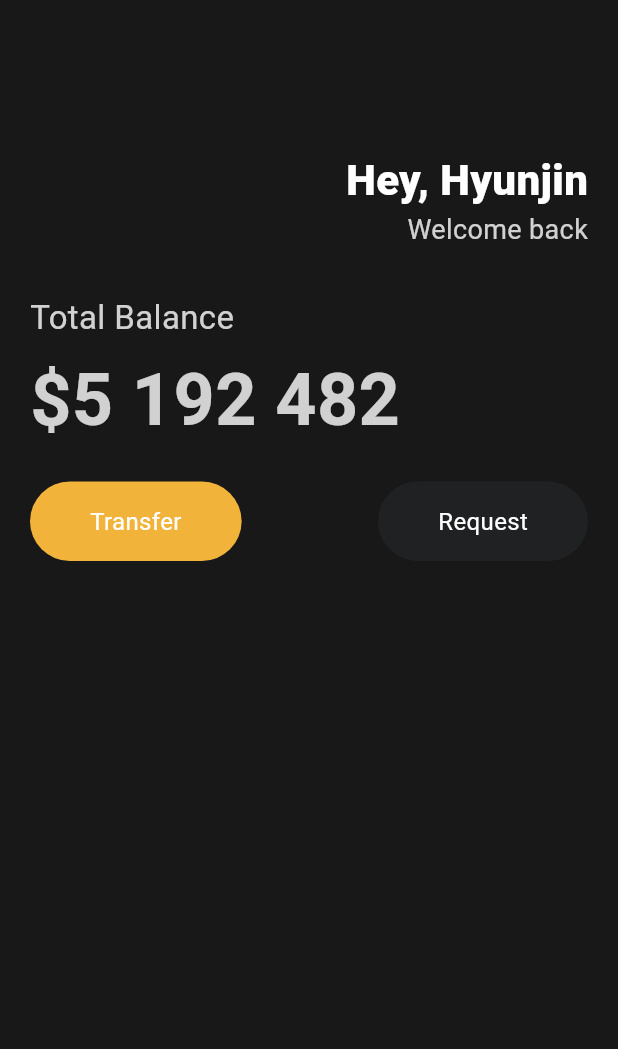
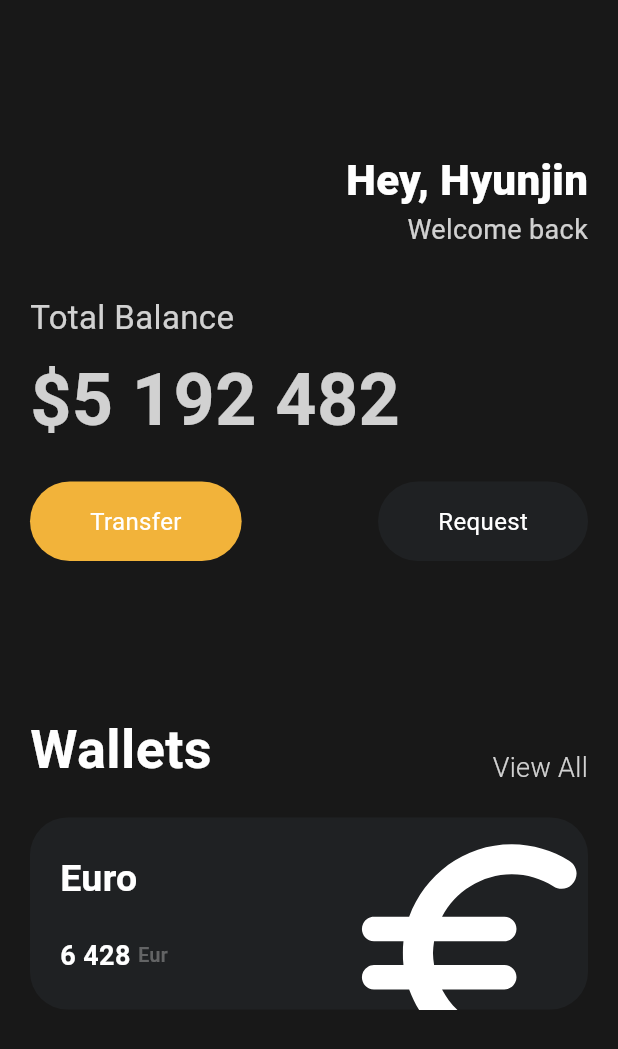
Before and after one commit to hulkcodeer/my_flutter_app, a Flutter app: the screen it shows after launch, on a phone screen of 412 x 824 dp. Shown: the top 1049 px of the screen. Run offline on Flutter 3.47's test engine with Material 3 defaults, Android fonts, the phone set to English and light mode, and no system bars.

Commit message:
:construction: 카드모양 컴포넌트 생성

```diff
--- a/lib/main.dart
+++ b/lib/main.dart
@@ -83,7 +83,103 @@ class App extends StatelessWidget {
                         bgColor: Color(0xFF1F2123),
                         textColor: Colors.white),
                   ],
-                )
+                ),
+                const SizedBox(
+                  height: 100,
+                ),
+                Row(
+                  mainAxisAlignment: MainAxisAlignment.spaceBetween,
+                  crossAxisAlignment: CrossAxisAlignment.end,
+                  children: [
+                    const Text(
+                      'Wallets',
+                      style: TextStyle(
+                        color: Colors.white,
+                        fontSize: 36,
+                        fontWeight: FontWeight.w600,
+                      ),
+                    ),
+                    Text(
+                      'View All',
+                      style: TextStyle(
+                        color: Colors.white.withOpacity(0.8),
+                        fontSize: 18,
+                        fontWeight: FontWeight.w300,
+                      ),
+                    )
+                  ],
+                ),
+                const SizedBox(
+                  height: 20,
+                ),
+                Container(
+                  clipBehavior: Clip.hardEdge,
+                  decoration: BoxDecoration(
+                    color: const Color(0xFF1F2123),
+                    borderRadius: BorderRadius.circular(25),
+                  ),
+                  child: Padding(
+                    padding: const EdgeInsets.all(20),
+                    child: Row(
+                      mainAxisAlignment: MainAxisAlignment.spaceBetween,
+                      children: [
+                        Column(
+                          crossAxisAlignment: CrossAxisAlignment.start,
+                          children: [
+                            const Text(
+                              'Euro',
+                              style: TextStyle(
+                                  fontSize: 25,
+                                  fontWeight: FontWeight.w600,
+                                  color: Colors.white),
+                            ),
+                            const SizedBox(
+                              height: 20,
+                            ),
+                            Row(
+                              children: [
+                                Row(
+                                  children: [
+                                    const Text(
+                                      '6 428',
+                                      style: TextStyle(
+                                        fontSize: 18,
+                                        fontWeight: FontWeight.w600,
+                                        color: Colors.white,
+                                      ),
+                                    ),
+                                    const SizedBox(
+                                      width: 5,
+                                    ),
+                                    Text(
+                                      'Eur',
+                                      style: TextStyle(
+                                        fontSize: 13,
+                                        fontWeight: FontWeight.w500,
+                                        color: Colors.white.withOpacity(0.3),
+                                      ),
+                                    )
+                                  ],
+                                ),
+                              ],
+                            ),
+                          ],
+                        ),
+                        Transform.scale(
+                          scale: 2.2,
+                          child: Transform.translate(
+                            offset: const Offset(-5, 12),
+                            child: const Icon(
+                              Icons.euro_rounded,
+                              color: Colors.white,
+                              size: 88,
+                            ),
+                          ),
+                        )
+                      ],
+                    ),
+                  ),
+                ),
               ],
             ),
           )),
```
